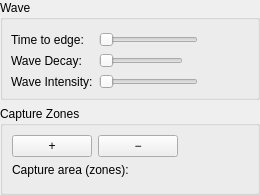
This is ui/forms/CaptureZonesWidget.ui in Wolfieeewolf/OpenRGB3DSpatialPlugin as Qt 5 draws it before an edit. The edited form follows.
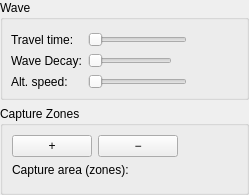
This is the edited form.

Patch:
```diff
--- a/ui/forms/CaptureZonesWidget.ui
+++ b/ui/forms/CaptureZonesWidget.ui
@@ -36,7 +36,7 @@
       <item row="0" column="0">
        <widget class="QLabel" name="waveTimeCaption">
         <property name="text">
-         <string>Time to edge:</string>
+         <string>Travel time:</string>
         </property>
        </widget>
       </item>
@@ -132,7 +132,7 @@
       <item row="2" column="0">
        <widget class="QLabel" name="propagationCaption">
         <property name="text">
-         <string>Wave Intensity:</string>
+         <string>Alt. speed:</string>
         </property>
        </widget>
       </item>
```
Left out of the diff: 4 changed lines with no effect on the pictures.
